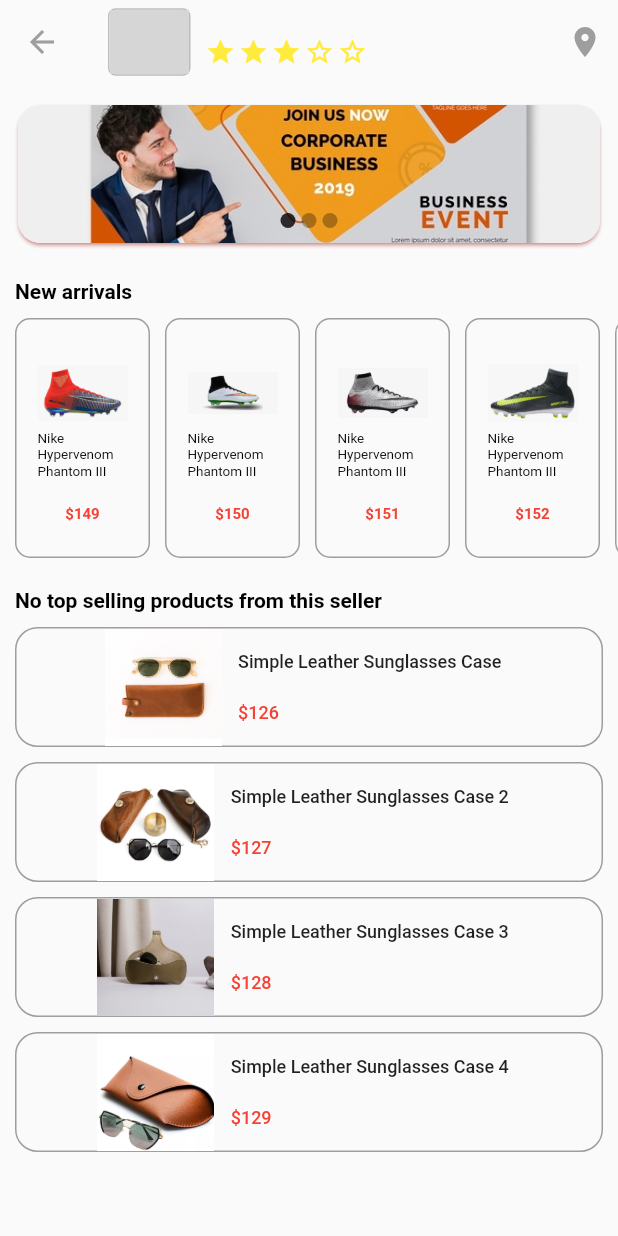
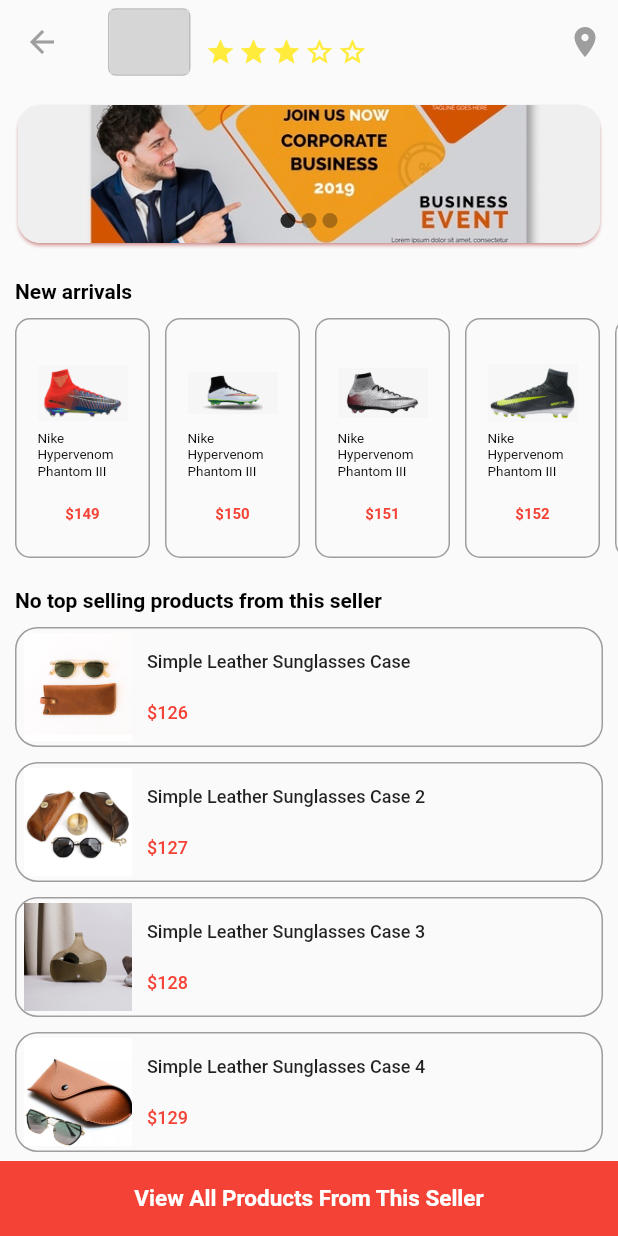
Before and after one commit to arlindmetaj/ecommerce, a Flutter app: the ShopProductsDetails screen opened directly with empty values, on a phone screen of 412 x 824 dp. Run offline on Flutter 3.47's test engine with Material 2 defaults, Android fonts, the phone set to English and light mode, and no system bars; drawn by our look-alikes of carousel_slider, smooth_star_rating; grey boxes are pictures that could not be loaded.

Commit message:
Friday Changes

```diff
--- /dev/null
+++ b/lib/Models/featured_products_details.dart
@@ -0,0 +1,16 @@
+class FeaturedProductsDetails {
+  late final String image;
+  late final String description;
+  late final String price;
+
+  FeaturedProductsDetails({required this.image, required this.description, required this.price});
+
+  static List<FeaturedProductsDetails> featuredProductsDetails = [
+    FeaturedProductsDetails(image: "", description: "", price: ""),
+    FeaturedProductsDetails(image: "", description: "", price: ""),
+    FeaturedProductsDetails(image: "", description: "", price: ""),
+    FeaturedProductsDetails(image: "", description: "", price: ""),
+    FeaturedProductsDetails(image: "", description: "", price: ""),
+  ];
+
+}
--- a/lib/Screens/HomePage/BottomNavigationPages/HomeScreen/widgets/top_categories.dart
+++ b/lib/Screens/HomePage/BottomNavigationPages/HomeScreen/widgets/top_categories.dart
@@ -14,7 +14,9 @@ class _TopCategoriesState extends State<TopCategories> {
 
   @override
   Widget build(BuildContext context) {
-    return SizedBox(
+    return Padding(
+      padding: const EdgeInsets.all(8.0),
+      child: SizedBox(
         height: 100,
         child: ListView.builder(
           shrinkWrap: true,
@@ -26,7 +28,7 @@ class _TopCategoriesState extends State<TopCategories> {
                 Container(
                   height: 58,
                   width: 58,
-                margin: const EdgeInsets.only(left: 10),
+                  margin: const EdgeInsets.only(left: 15),
                   decoration: BoxDecoration(
                     borderRadius: BorderRadius.circular(30),
                     border: Border.all(color: Colors.grey.shade200, width: 1)
@@ -39,7 +41,7 @@ class _TopCategoriesState extends State<TopCategories> {
                   ),
                 ),
                 Container(
-                margin: const EdgeInsets.only(left: 10, top: 5),
+                  margin: const EdgeInsets.only(left: 15, top: 5),
                   child: Text(
                     _list[index].name,
                     style: TextStyle(
@@ -53,6 +55,7 @@ class _TopCategoriesState extends State<TopCategories> {
             );
           },
         ),
+      ),
     );
   }
 }
--- a/lib/Screens/HomePage/BottomNavigationPages/Shop/ProductsView/shop_products_details.dart
+++ b/lib/Screens/HomePage/BottomNavigationPages/Shop/ProductsView/shop_products_details.dart
@@ -1,3 +1,4 @@
+import 'package:e_commerce/Screens/HomePage/BottomNavigationPages/Shop/ProductsView/widgets/featured_products.dart';
 import 'package:e_commerce/Screens/HomePage/BottomNavigationPages/Shop/ProductsView/widgets/least_selling_view.dart';
 import 'package:e_commerce/Screens/HomePage/BottomNavigationPages/Shop/ProductsView/widgets/new_arrivals_view.dart';
 import 'package:e_commerce/Screens/HomePage/BottomNavigationPages/Shop/ProductsView/widgets/shop_carousel.dart';
@@ -20,7 +21,10 @@ class _ShopProductsDetailsState extends State<ShopProductsDetails> {
 
   @override
   Widget build(BuildContext context) {
-    return Scaffold(
+    return Material(
+      child: Stack(
+        children: [
+          Scaffold(
             appBar: AppBar(
               iconTheme: const IconThemeData(color: Colors.grey),
               elevation: 0,
@@ -90,8 +94,34 @@ class _ShopProductsDetailsState extends State<ShopProductsDetails> {
                   ShopCarousel(),
                   NewArrivalsView(),
                   LeastSellingView(),
+                  FeaturedProducts(),
                 ],
               ),
+            ),
+          ),
+          Positioned.fill(
+            bottom: 0,
+            child: Align(
+              alignment: Alignment.bottomCenter,
+              child: Container(
+                height: 50,
+                decoration: const BoxDecoration(
+                  color: Colors.red
+                ),
+                child: const Center(
+                  child: Text(
+                    "View All Products From This Seller",
+                    style: TextStyle(
+                      color: Colors.white,
+                      fontSize: 15,
+                      fontWeight: FontWeight.bold
+                    ),
+                  ),
+                ),
+              ),
+            ),
+          )
+        ],
       ),
     );
   }
--- /dev/null
+++ b/lib/Screens/HomePage/BottomNavigationPages/Shop/ProductsView/widgets/featured_products.dart
@@ -0,0 +1,60 @@
+import 'package:e_commerce/Models/featured_products.dart';
+import 'package:flutter/material.dart';
+
+class FeaturedProducts extends StatefulWidget {
+  const FeaturedProducts({Key? key}) : super(key: key);
+
+  @override
+  _FeaturedProductsState createState() => _FeaturedProductsState();
+}
+
+class _FeaturedProductsState extends State<FeaturedProducts> {
+
+  @override
+  Widget build(BuildContext context) {
+    return Padding(
+      padding: const EdgeInsets.all(10.0),
+      child: Column(
+        crossAxisAlignment: CrossAxisAlignment.start,
+        children: [
+          Container(
+            margin: const EdgeInsets.only(bottom: 10, left: 5),
+            child: const Text(
+              "Featured Products",
+              style: TextStyle(
+                fontSize: 14,
+                color: Colors.black,
+                fontWeight: FontWeight.bold,
+              ),
+            ),
+          ),
+          Container(
+            margin: const EdgeInsets.only(left: 5, top: 10, right: 5),
+            child: GridView.builder(
+                physics: const ScrollPhysics(),
+                padding: const EdgeInsets.only(bottom: 55),
+                itemCount: 6,
+                shrinkWrap: true,
+                gridDelegate: const SliverGridDelegateWithFixedCrossAxisCount(
+                    crossAxisCount: 2,
+                    childAspectRatio: (130.0 / 180.0),
+                    crossAxisSpacing: 10,
+                    mainAxisSpacing: 10),
+                itemBuilder: (context, index) {
+                  return Container(
+                      height: 180,
+                      decoration: BoxDecoration(
+                        borderRadius: BorderRadius.circular(15),
+                        border: Border.all(color: Colors.grey.shade400),
+                      ),
+                      child: Column(
+                        mainAxisAlignment: MainAxisAlignment.center,
+                        children: const [],
+                      ));
+                }),
+          ),
+        ],
+      ),
+    );
+  }
+}
--- a/lib/Screens/HomePage/BottomNavigationPages/Shop/ProductsView/widgets/least_selling_view.dart
+++ b/lib/Screens/HomePage/BottomNavigationPages/Shop/ProductsView/widgets/least_selling_view.dart
@@ -32,7 +32,7 @@ class _LeastSellingViewState extends State<LeastSellingView> {
           ListView.builder(
             shrinkWrap: true,
             itemCount: leastSelling.length,
-            physics: NeverScrollableScrollPhysics(),
+            physics: const NeverScrollableScrollPhysics(),
             itemBuilder: (context, index) {
               return Container(
                 height: 80,
@@ -44,14 +44,14 @@ class _LeastSellingViewState extends State<LeastSellingView> {
                       color: Colors.grey.shade500,
                     )),
                 child: Row(
-                  mainAxisAlignment: MainAxisAlignment.center,
+                  mainAxisAlignment: MainAxisAlignment.start,
                   children: [
                     const SizedBox(
-                      width: 1,
+                      width: 5,
                     ),
                     SizedBox(
-                      height: 80,
-                      width: 80,
+                      height: 72,
+                      width: 72,
                       child: Image.asset(leastSelling[index].image),
                     ),
                     const SizedBox(
```
Lines whose indentation alone changed are shown as unchanged.
